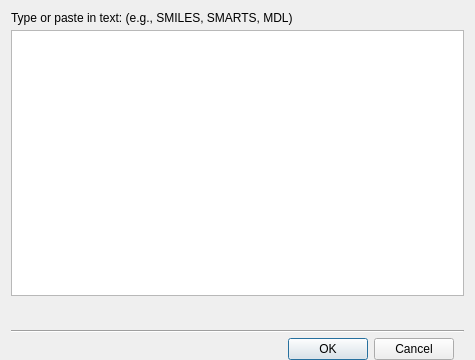
schrodinger/sketcher, file src/schrodinger/sketcher/ui/paste_in_text_dialog.ui: the form before one commit.
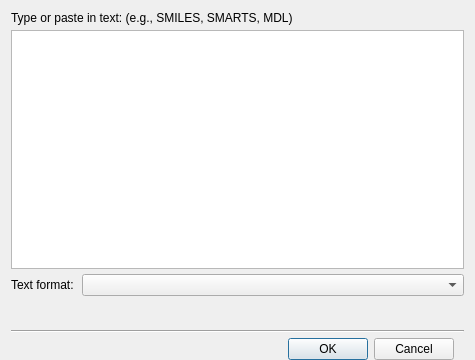
The form after the commit.

Commit message: SKETCH-2625: Adding a format combo box to the Paste in Text dialog

```diff
--- a/src/schrodinger/sketcher/ui/paste_in_text_dialog.ui
+++ b/src/schrodinger/sketcher/ui/paste_in_text_dialog.ui
@@ -39,6 +39,26 @@
    <item>
     <widget class="QPlainTextEdit" name="structure_text_edit"/>
    </item>
+   <item>
+    <layout class="QHBoxLayout" name="horizontalLayout_2">
+     <item>
+      <widget class="QLabel" name="format_label">
+       <property name="sizePolicy">
+        <sizepolicy hsizetype="Fixed" vsizetype="Preferred">
+         <horstretch>0</horstretch>
+         <verstretch>0</verstretch>
+        </sizepolicy>
+       </property>
+       <property name="text">
+        <string>Text format: </string>
+       </property>
+      </widget>
+     </item>
+     <item>
+      <widget class="QComboBox" name="format_combo"/>
+     </item>
+    </layout>
+   </item>
    <item>
     <widget class="QLabel" name="status_label">
      <property name="font">
```
The commit also changes 10 other files.
